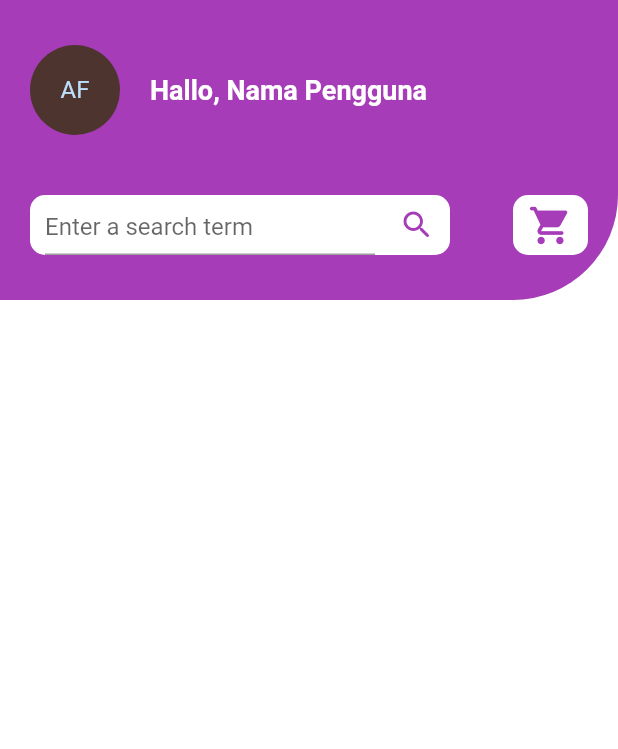
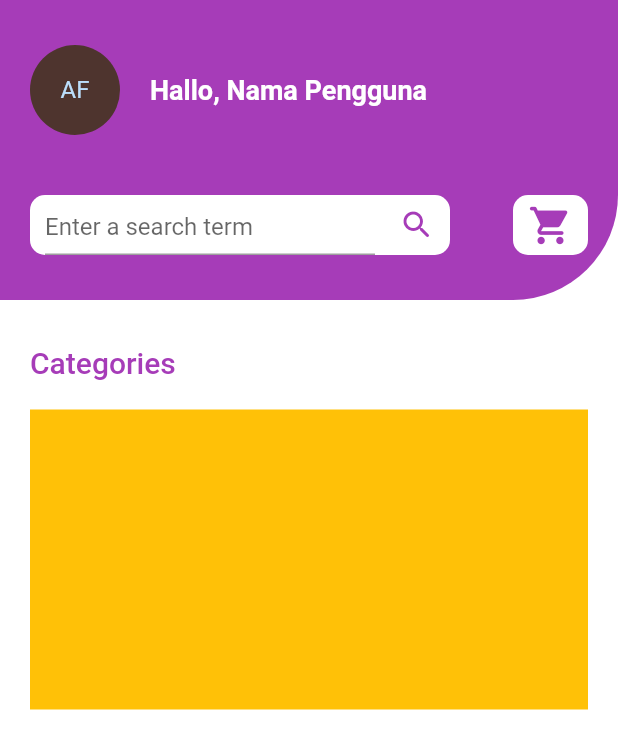
Before and after one commit to FARRAS-DARKUNO/Fake-Store, a Flutter app: the screen it shows after launch, on a phone screen of 412 x 824 dp. Shown: the top 749 px of the screen. Run offline on Flutter 3.47's test engine with Material 2 defaults, Android fonts, the phone set to English and light mode, and no system bars.

Commit message:
cagegory create

```diff
--- a/lib/screen/home_screen.dart
+++ b/lib/screen/home_screen.dart
@@ -1,3 +1,4 @@
+import 'package:fake_store/widget/cetegory_home.dart';
 import 'package:fake_store/widget/header_home.dart';
 import 'package:flutter/material.dart';
 
@@ -11,7 +12,6 @@ class HomeScreen extends StatefulWidget {
 class _HomeScreenState extends State<HomeScreen> {
   @override
   Widget build(BuildContext context) {
-    final colorBackgroundAll = Color.fromARGB(255, 166, 60, 184);
     final colorBackground = Color.fromARGB(255, 255, 255, 255);
     return Scaffold(
       backgroundColor: colorBackground,
@@ -21,6 +21,7 @@ class _HomeScreenState extends State<HomeScreen> {
             child: Column(
               children: [
                 HeaderHome(),
+                CategoryHome(),
               ],
             ),
           ),
--- /dev/null
+++ b/lib/utils/color.dart
@@ -0,0 +1,5 @@
+import 'package:flutter/cupertino.dart';
+
+const _colorPrimary = Color.fromARGB(255, 166, 60, 184);
+
+Color get colorPrimary => _colorPrimary;
--- /dev/null
+++ b/lib/widget/cetegory_home.dart
@@ -0,0 +1,34 @@
+import 'package:fake_store/utils/color.dart';
+import 'package:flutter/material.dart';
+import 'package:flutter/widgets.dart';
+
+class CategoryHome extends StatelessWidget {
+  const CategoryHome({Key? key}) : super(key: key);
+  @override
+  Widget build(BuildContext context) {
+    return Container(
+      margin: EdgeInsets.only(left: 20, right: 20, top: 30, bottom: 30),
+      width: double.infinity,
+      child: Column(
+        crossAxisAlignment: CrossAxisAlignment.start,
+        children: <Widget>[
+          Container(
+            margin: EdgeInsets.only(bottom: 20),
+            child: Text(
+              'Categories',
+              style: TextStyle(
+                  color: colorPrimary,
+                  fontSize: 20,
+                  fontWeight: FontWeight.w500),
+            ),
+          ),
+          Container(
+            width: double.infinity,
+            height: 200,
+            color: Colors.amber,
+          ),
+        ],
+      ),
+    );
+  }
+}
--- a/lib/widget/header_home.dart
+++ b/lib/widget/header_home.dart
@@ -1,11 +1,10 @@
+import 'package:fake_store/utils/color.dart';
 import 'package:flutter/material.dart';
-import 'package:flutter/widgets.dart';
 
 class HeaderHome extends StatelessWidget {
   const HeaderHome({Key? key}) : super(key: key);
   @override
   Widget build(BuildContext context) {
-    final colorBackgroundAll = const Color.fromARGB(255, 166, 60, 184);
     var inputDecoration = const InputDecoration(
         hintText: 'Enter a search term', fillColor: Colors.amber);
     return Container(
@@ -13,7 +12,7 @@ class HeaderHome extends StatelessWidget {
       height: 200,
       padding: const EdgeInsets.symmetric(horizontal: 20, vertical: 30),
       decoration: BoxDecoration(
-        color: colorBackgroundAll,
+        color: colorPrimary,
         borderRadius:
             const BorderRadius.only(bottomRight: const Radius.circular(70)),
       ),
@@ -74,7 +73,7 @@ class HeaderHome extends StatelessWidget {
                       ),
                       Icon(
                         Icons.search_rounded,
-                        color: colorBackgroundAll,
+                        color: colorPrimary,
                         size: 24.0,
                       )
                     ],
@@ -89,7 +88,7 @@ class HeaderHome extends StatelessWidget {
                   ),
                   child: Icon(
                     Icons.shopping_cart_rounded,
-                    color: colorBackgroundAll,
+                    color: colorPrimary,
                     size: 30.0,
                   ),
                 )
```
